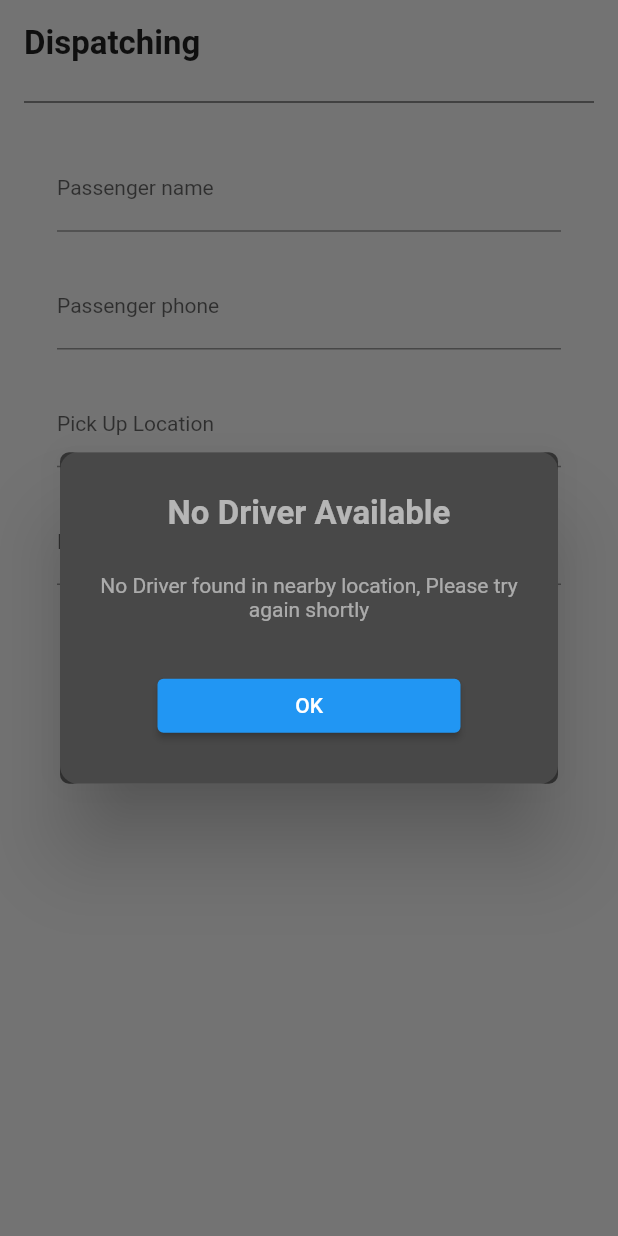
After one commit to annauyenvu/admin_web_panel, a Flutter app: the DispatchPage screen opened directly, after a tap on "Send request to Drivers", on a phone screen of 412 x 824 dp. The commit adds this screen. Run offline on Flutter 3.47's test engine with Material 2 defaults, Android fonts, the phone set to English and light mode, and no system bars; our stand-ins replace firebase_core, firebase_database; missing offline and left inert: flutter_admin_scaffold; accounts and stored records are empty; statements that could not run were skipped.

Commit message:
Save local changes before upgrade

```diff
--- /dev/null
+++ b/lib/appInfo/app_info.dart
@@ -0,0 +1,18 @@
+import 'package:admin_web_panel/models/address_model.dart';
+import 'package:flutter/cupertino.dart';
+
+
+class AppInfo extends ChangeNotifier {
+  AddressModel? pickUpLocation;
+  AddressModel? dropOffLocation;
+
+  void updatePickUpLocation(AddressModel pickUpModel) {
+    pickUpLocation = pickUpModel;
+    notifyListeners();
+  }
+
+  void updateDropOffLocation(AddressModel dropOffModel) {
+    dropOffLocation = dropOffModel;
+    notifyListeners();
+  }
+}
--- /dev/null
+++ b/lib/global/global_var.dart
@@ -0,0 +1,3 @@
+String userName = "";
+String userPhone = "";
+String serverKeyFCM = "key=AAAA-DQn6MA:APA91bEb72IJFHZlzWksgy29XYZIsgoBCjdP_EcAXcNBRFecrhzKtkSTC3ljjyLtD0PR0IaSGRTQO6sa3OdBGE_VGw0nFUv-x9oGeyBOjbioh-Xw6r6lpm5qJOeEdwqyW0s-jGw_U2jn";
--- /dev/null
+++ b/lib/global/trip_var.dart
@@ -0,0 +1,7 @@
+String nameDriver = "";
+String photoDriver = "";
+String? phoneNumberDriver;
+int requestTimeoutDriver = 20;
+String status = "";
+String carDetailsDriver = "";
+String tripStatusDisplay = "Driver is arriving";
--- a/lib/main.dart
+++ b/lib/main.dart
@@ -28,9 +28,9 @@ class MyApp extends StatelessWidget {
   Widget build(BuildContext context) {
     return MaterialApp(
       debugShowCheckedModeBanner: false,
-      title: 'Admin Panel',
+      title: 'Taxi Dispatch 21880284',
       theme: ThemeData(
-        primarySwatch: Colors.pink,
+        primarySwatch: Colors.blue,
       ),
       home: SideNavigationDrawer(),
     );
--- a/lib/methods/common_methods.dart
+++ b/lib/methods/common_methods.dart
@@ -8,7 +8,7 @@ class CommonMethods
       child: Container(
         decoration: BoxDecoration(
           border: Border.all(color: Colors.black),
-          color: Colors.pink.shade500,
+          color: Colors.lightBlue.shade700,
         ),
         child: Padding(
           padding: const EdgeInsets.all(10.0),
--- /dev/null
+++ b/lib/methods/manage_drivers_methods.dart
@@ -0,0 +1,17 @@
+
+import 'package:admin_web_panel/models/online_nearby_drivers.dart';
+
+class ManageDriversMethods {
+  static List<OnlineNearbyDrivers> nearbyOnlineDriversList = [];
+  static void removeDriverFromList(String driverID) {
+    int index = nearbyOnlineDriversList.indexWhere((driver) => driver.uidDriver == driverID);
+    if(nearbyOnlineDriversList.length>0) {
+      nearbyOnlineDriversList.removeAt(index);
+    }
+  }
+  static void updateOnlineNearbyDriversLocation(OnlineNearbyDrivers nearbyOnlineDriverInfomation) {
+    int index = nearbyOnlineDriversList.indexWhere((driver) => driver.uidDriver == nearbyOnlineDriverInfomation.uidDriver);
+    nearbyOnlineDriversList[index].latDriver = nearbyOnlineDriverInfomation.latDriver;
+    nearbyOnlineDriversList[index].lngDriver = nearbyOnlineDriverInfomation.lngDriver;
+  }
+}
--- /dev/null
+++ b/lib/models/online_nearby_drivers.dart
@@ -0,0 +1,8 @@
+class OnlineNearbyDrivers {
+  String? uidDriver;
+  double? latDriver;
+  double? lngDriver;
+
+  OnlineNearbyDrivers({this.uidDriver, this.latDriver, this.lngDriver});
+
+}
--- /dev/null
+++ b/lib/pages/dispatch_page.dart
@@ -0,0 +1,276 @@
+import 'dart:async';
+
+import 'package:admin_web_panel/global/trip_var.dart';
+import 'package:admin_web_panel/methods/common_methods.dart';
+import 'package:admin_web_panel/methods/manage_drivers_methods.dart';
+import 'package:admin_web_panel/methods/push_notifiction_service.dart';
+import 'package:admin_web_panel/models/online_nearby_drivers.dart';
+import 'package:admin_web_panel/widgets/info_dialog.dart';
+import 'package:firebase_database/firebase_database.dart';
+import 'package:flutter/material.dart';
+
+class DispatchPage extends StatefulWidget {
+
+  static const String id = "\webPageDispatch";
+
+  const DispatchPage({super.key});
+
+  @override
+  State<DispatchPage> createState() => _DispatchPageState();
+}
+
+class _DispatchPageState extends State<DispatchPage> {
+//reusable widget for rows
+
+  List<OnlineNearbyDrivers>? availableNearbyOnlineDriversList;
+  DatabaseReference? tripRequestRef;
+
+  TextEditingController nameTextEditingController = TextEditingController();
+  TextEditingController phoneTextEditingController = TextEditingController();
+  TextEditingController pickUpTextEditingController = TextEditingController();
+  TextEditingController dropOffTextEditingController = TextEditingController();
+  CommonMethods cMethods = CommonMethods();
+
+  // Thêm tham chiếu đến ManageDriversMethods
+  final ManageDriversMethods manageDriversMethods = ManageDriversMethods();
+
+  makeTripRequest() {
+    tripRequestRef = FirebaseDatabase.instance.ref().child('tripRequests').push();
+
+    Map dataMap = {
+      "tripID": tripRequestRef!.key,
+      "publishDataTime": DateTime.now().toString(),
+      "userName": nameTextEditingController.text,
+      "userPhone": phoneTextEditingController.text,
+      "pickUpAddress": pickUpTextEditingController.text,
+      "dropOffAddress": dropOffTextEditingController.text,
+      "driverID": "waiting",
+      "carDetails": "",
+      "driverLocation": "",
+      "driverName": "",
+      "driverPhone": "",
+      "driverPhoto": "",
+      "fareAmount": "",
+      "status": "new",
+    };
+
+    tripRequestRef!.set(dataMap);
+    // Tìm kiếm tài xế
+    searchDriver();
+  }
+
+  void noDriverAvailable() {
+    showDialog(
+      context: context,
+      barrierDismissible: false,
+      builder: (BuildContext context) => InfoDialog(
+        title: "No Driver Available",
+        description: "No Driver found in nearby location, Please try again shortly",
+      ),
+    );
+  }
+
+  void searchDriver() {
+    if(availableNearbyOnlineDriversList!.length == 0) {
+      noDriverAvailable();
+      return;
+    }
+    var currentDriver = availableNearbyOnlineDriversList![0];
+    //send notification to this currentDriver - currentDriver means selected driver
+    sendNotificationToDriver(currentDriver);
+    availableNearbyOnlineDriversList!.removeAt(0);
+  }
+
+  void sendNotificationToDriver(OnlineNearbyDrivers currentDriver) {
+    //update driver's newTripStatus - assign tripID to current driver
+    DatabaseReference currentDriverRef = FirebaseDatabase.instance
+        .ref()
+        .child("drivers")
+        .child(currentDriver.uidDriver.toString())
+        .child("newTripStatus");
+    currentDriverRef.set(tripRequestRef!.key);
+
+    //get current driver device recognition token
+    DatabaseReference tokenOfCurrentDriverRef = FirebaseDatabase.instance
+        .ref()
+        .child("drivers")
+        .child(currentDriver.uidDriver.toString())
+        .child("deviceToken");
+
+    tokenOfCurrentDriverRef.once().then((dataSnapshot) {
+      if(dataSnapshot.snapshot.value!= null) {
+        String deviceToken = dataSnapshot.snapshot.value.toString();
+        //send notification
+        PushNotificationService.sendNotificationToSelectedDriver(
+            deviceToken,
+            context,
+            tripRequestRef!.key.toString()
+        );
+      }
+      else {
+        return;
+      }
+      const oneTickPerSec = Duration(seconds: 1);
+      var timerCountDown = Timer.periodic(oneTickPerSec, (timer) {
+        requestTimeoutDriver = requestTimeoutDriver -1;
+        //when trip request is accepted by online nearest driver
+        currentDriverRef.onValue.listen((dataSnapshot) {
+          if(dataSnapshot.snapshot.value.toString() == "accepted") {
+            timer.cancel();
+            currentDriverRef.onDisconnect();
+            requestTimeoutDriver = 20;
+          }
+        });
+        //if 20 sec passed - send notification to next nearest online available driver
+        if(requestTimeoutDriver == 0) {
+          currentDriverRef.set("timeout");
+          timer.cancel();
+          currentDriverRef.onDisconnect();
+          requestTimeoutDriver = 20;
+          //send notification to next nearest online available driver
+          searchDriver();
+        }
+      });
+    });
+  }
+
+  @override
+  Widget build(BuildContext context) {
+    return Scaffold(
+      body: Padding(
+        padding: const EdgeInsets.all(16),
+        child: SingleChildScrollView(
+          child: Column(
+            crossAxisAlignment: CrossAxisAlignment.start,
+            children: [
+              Container(
+                alignment: Alignment.topLeft,
+                child: const Text(
+                  "Dispatching",
+                  style: TextStyle(
+                    fontSize: 22,
+                    fontWeight: FontWeight.bold,
+                  ),
+                ),
+              ),
+
+              const SizedBox(height: 18,),
+
+              Divider(
+                color: Colors.black87,
+              ),
+
+              //text fields + button
+              Padding(
+                padding: const EdgeInsets.all(22),
+                child: Column(
+                  children: [
+
+                    TextField(
+                      controller: nameTextEditingController,
+                      keyboardType: TextInputType.name,
+                      decoration: const InputDecoration(
+                        labelText: "Passenger name",
+                        labelStyle: TextStyle(
+                          fontSize: 14,
+                        ),
+                      ),
+                      style: const TextStyle(
+                        color: Colors.grey,
+                        fontSize: 15,
+                      ),
+                    ),
+
+                    const SizedBox(height: 22,),
+
+                    TextField(
+                      controller: phoneTextEditingController,
+                      keyboardType: TextInputType.name,
+                      decoration: const InputDecoration(
+                        labelText: "Passenger phone",
+                        labelStyle: TextStyle(
+                          fontSize: 14,
+                        ),
+                      ),
+                      style: const TextStyle(
+                        color: Colors.grey,
+                        fontSize: 15,
+                      ),
+                    ),
+
+                    const SizedBox(height: 22,),
+
+                    TextField(
+                      controller: pickUpTextEditingController,
+                      keyboardType: TextInputType.name,
+                      decoration: const InputDecoration(
+                        labelText: "Pick Up Location",
+                        labelStyle: TextStyle(
+                          fontSize: 14,
+                        ),
+                      ),
+                      style: const TextStyle(
+                        color: Colors.grey,
+                        fontSize: 15,
+                      ),
+                    ),
+
+                    const SizedBox(height: 22,),
+
+                    TextField(
+                      controller: dropOffTextEditingController,
+                      keyboardType: TextInputType.name,
+                      decoration: const InputDecoration(
+                        labelText: "Drop Off Location",
+                        labelStyle: TextStyle(
+                          fontSize: 14,
+                        ),
+                      ),
+                      style: const TextStyle(
+                        color: Colors.grey,
+                        fontSize: 15,
+                      ),
+                    ),
+
+                    const SizedBox(height: 32,),
+
+                    ElevatedButton(
+                      onPressed: () {
+                        //get nearest available  online drivers
+                        availableNearbyOnlineDriversList = ManageDriversMethods.nearbyOnlineDriversList;
+                        //search driver
+                        searchDriver();
+                      },
+                      style: ElevatedButton.styleFrom(
+                          backgroundColor: Colors.blue,
+                          padding: const EdgeInsets.symmetric(
+                              horizontal: 80, vertical: 10)
+                      ),
+                      child: const Text(
+                          "Send request to Drivers"
+                      ),
+                    ),
+
+                    const SizedBox(height: 12,),
+                    //text button
+                    TextButton(
+                        onPressed: () {
+
+                        },
+                        child: const Text(
+                          "Schedule a taxi appointment",
+                          style: TextStyle(
+                            color: Colors.grey,
+                          ),
+                        )
+                    ),
+                  ],
+                ),
+              ),
+            ],
+          ),
+        ),
+      ),
+    );
+  }
+}
--- a/lib/widgets/drivers_data_list.dart
+++ b/lib/widgets/drivers_data_list.dart
@@ -32,7 +32,7 @@ class _DriversDataListState extends State<DriversDataList>
               style: TextStyle(
                 fontWeight: FontWeight.bold,
                 fontSize: 24,
-                color: Colors.pink,
+                color: Colors.blueAccent,
               ),
             ),
           );
--- /dev/null
+++ b/lib/widgets/info_dialog.dart
@@ -0,0 +1,70 @@
+import 'package:flutter/material.dart';
+
+class InfoDialog extends StatefulWidget {
+
+  String? title, description;
+
+  InfoDialog({super.key, this.title, this.description});
+
+  @override
+  State<InfoDialog> createState() => _InfoDialogState();
+}
+
+class _InfoDialogState extends State<InfoDialog> {
+  @override
+  Widget build(BuildContext context) {
+    return Dialog(
+      shape: RoundedRectangleBorder(
+        borderRadius: BorderRadius.circular(12.0),
+      ),
+      backgroundColor: Colors.grey,
+      child: Container(
+        width: double.infinity,
+        decoration: BoxDecoration(
+          color: Colors.black54,
+          borderRadius: BorderRadius.circular(6),
+        ),
+        child: Padding(
+          padding: const EdgeInsets.all(16.0),
+          child: SingleChildScrollView(
+            child: Column(
+              children: [
+                const SizedBox(height: 12,),
+                Text(
+                  widget.title.toString(),
+                  style: const  TextStyle(
+                    fontSize: 22,
+                    color: Colors.white60,
+                    fontWeight: FontWeight.bold,
+                  ),
+                ),
+                const SizedBox(height: 27,),
+                Text(
+                  widget.description.toString(),
+                  textAlign: TextAlign.center,
+                  style: const TextStyle(
+                    color: Colors.white54,
+                  ),
+                ),
+                const SizedBox(height: 32,),
+
+                SizedBox(
+                  width: 202,
+                  child: ElevatedButton(
+                    onPressed: () {
+                      Navigator.pop(context);
+                    },
+                    child: const Text(
+                      "OK",
+                    ),
+                  ),
+                ),
+                const SizedBox(height: 12,),
+              ],
+            ),
+          ),
+        ),
+      ),
+    );
+  }
+}
--- a/lib/widgets/trips_data_list.dart
+++ b/lib/widgets/trips_data_list.dart
@@ -48,7 +48,7 @@ class _TripsDataListState extends State<TripsDataList>
               style: TextStyle(
                 fontWeight: FontWeight.bold,
                 fontSize: 24,
-                color: Colors.pink,
+                color: Colors.blueAccent,
               ),
             ),
           );
--- a/lib/widgets/users_data_list.dart
+++ b/lib/widgets/users_data_list.dart
@@ -32,7 +32,7 @@ class _UsersDataListState extends State<UsersDataList>
               style: TextStyle(
                 fontWeight: FontWeight.bold,
                 fontSize: 24,
-                color: Colors.pink,
+                color: Colors.blueAccent,
               ),
             ),
           );
```
Also changed, not shown: lib/dashboard/side_navigation_drawer.dart (+13 -3 lines), lib/methods/push_notifiction_service.dart (added, +40 -0 lines), lib/models/address_model.dart (added, +9 -0 lines), pubspec.yaml (+8 -0 lines), images/dashboard.webp, pubspec.lock.
